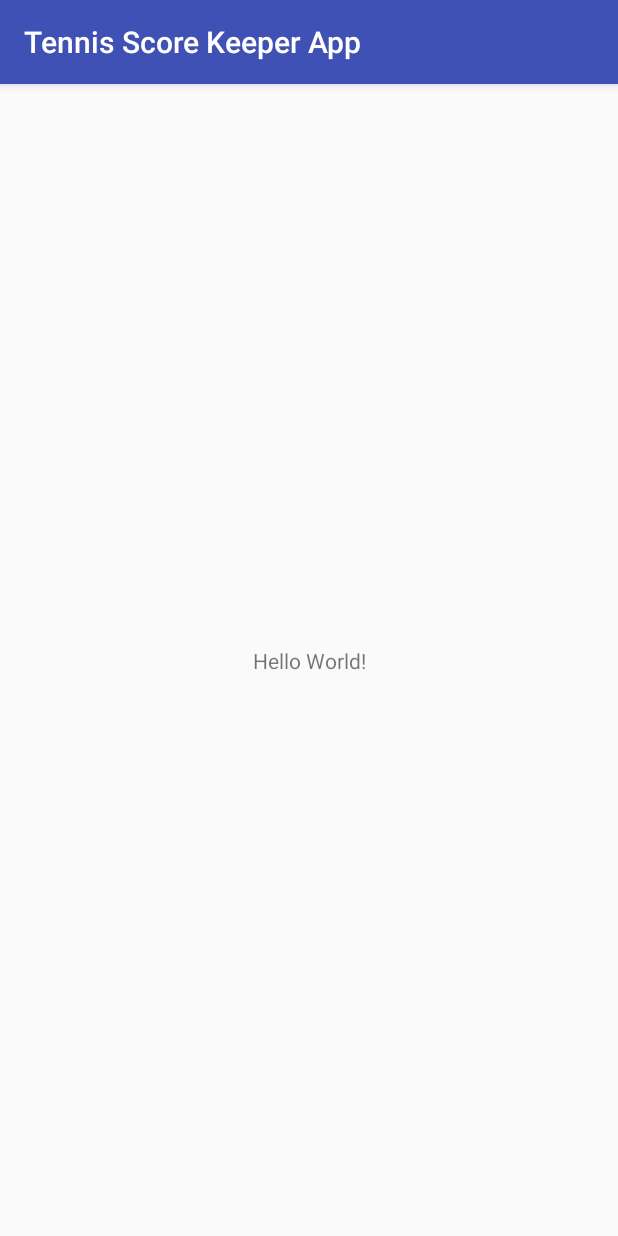
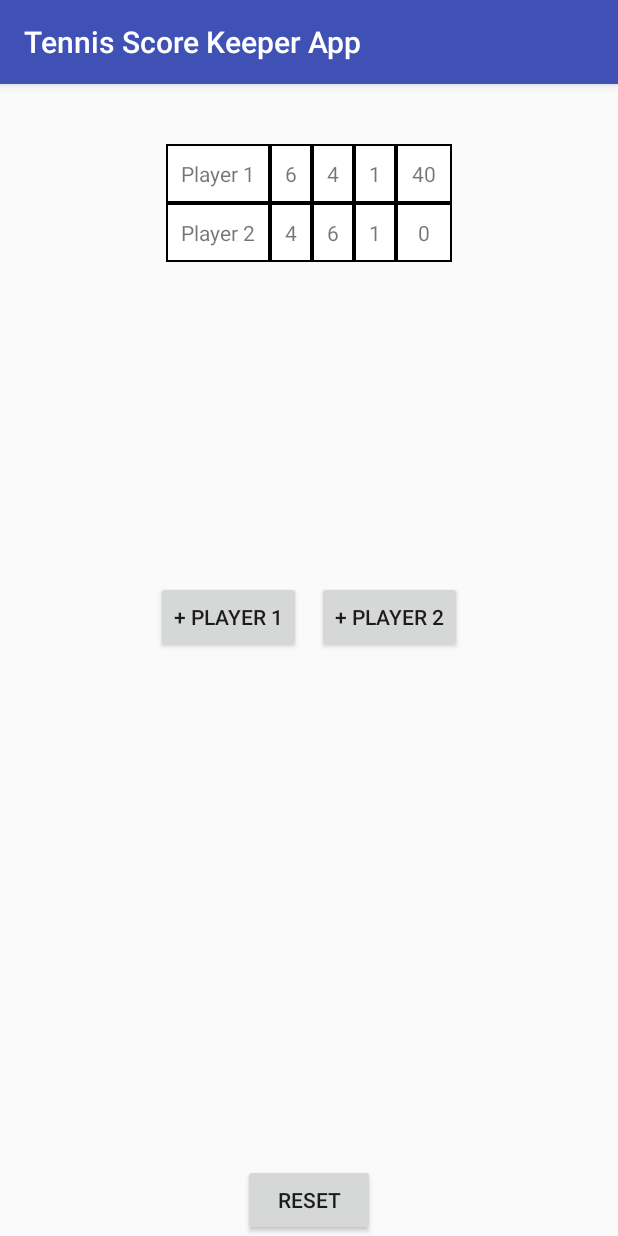
Before and after one commit to lehone-hp/TennisScoreKeeperApp, an Android app: the screen it shows after launch (MainActivity), on a phone screen of 412 x 824 dp. Run offline under Robolectric (Android 15) with nearby library versions, the phone set to English and light mode, and no system bars.

Commit message:
Initial Layout design

```diff
--- /dev/null
+++ b/app/src/main/java/com/example/lehone/tennisscorekeeperapp/api/Player.java
@@ -0,0 +1,78 @@
+package com.example.lehone.tennisscorekeeperapp.api;
+
+public class Player {
+
+    private String name;
+    private int[] setScores;
+    private int gameScore;
+    private int currentSet;
+
+    private static int currentGame = 0;
+
+    public Player() {
+        setScores = new int[3];
+        gameScore = 0;
+        currentSet = 0;
+        currentGame++;
+    }
+
+    public int getCurrentSetScore() {
+        return setScores[currentSet];
+    }
+
+    public void setCurrentSetScore(int setScore) {
+        setScores[currentSet] = setScore;
+    }
+
+    public String getName() {
+        return name;
+    }
+
+    public void setName(String name) {
+        this.name = name;
+    }
+
+    public int[] getSetScores() {
+        return setScores;
+    }
+
+    public void setSetScores(int[] setScores) {
+        this.setScores = setScores;
+    }
+
+    public int getGameScore() {
+        return gameScore;
+    }
+
+    public void incrementGame() {
+        switch (gameScore){
+            case 0:
+                gameScore = 15;
+                break;
+
+            case 15:
+                gameScore = 30;
+                break;
+
+            case 30:
+                gameScore = 40;
+                break;
+
+            case 40:
+                gameScore = 50;
+                break;
+
+            case 50:
+                gameScore = 0;
+                break;
+        }
+    }
+
+    public static int getCurrentGame() {
+        return currentGame;
+    }
+
+    public static void setCurrentGame(int currentGame) {
+        Player.currentGame = currentGame;
+    }
+}
--- /dev/null
+++ b/app/src/main/res/drawable/back.xml
@@ -0,0 +1,5 @@
+<?xml version="1.0" encoding="utf-8"?>
+<shape xmlns:android="http://schemas.android.com/apk/res/android" android:shape="rectangle" >
+    <solid android:color="@android:color/white" />
+    <stroke android:width="1dip" android:color="#000000"/>
+</shape>
--- a/app/src/main/res/layout/activity_main.xml
+++ b/app/src/main/res/layout/activity_main.xml
@@ -1,18 +1,152 @@
-<?xml version="1.0" encoding="utf-8"?>
-<android.support.constraint.ConstraintLayout xmlns:android="http://schemas.android.com/apk/res/android"
-    xmlns:app="http://schemas.android.com/apk/res-auto"
-    xmlns:tools="http://schemas.android.com/tools"
+<LinearLayout xmlns:android="http://schemas.android.com/apk/res/android"
+    android:layout_height="match_parent"
     android:layout_width="match_parent"
-    android:layout_height="match_parent"
-    tools:context=".MainActivity">
+    android:orientation="vertical">
 
-    <TextView
+    <RelativeLayout xmlns:android="http://schemas.android.com/apk/res/android"
+        android:layout_width="match_parent"
+        android:layout_height="wrap_content"
+        android:layout_marginTop="60px"
+        android:orientation="vertical"
+        android:layout_weight="1">
+
+        <RelativeLayout xmlns:android="http://schemas.android.com/apk/res/android"
+            android:layout_width="wrap_content"
+            android:layout_height="wrap_content"
+            android:layout_centerHorizontal="true">
+
+            <TextView
+                android:id="@+id/player1_name"
+                android:layout_width="wrap_content"
+                android:layout_height="wrap_content"
+                android:background="@drawable/back"
+                android:padding="10dp"
+                android:text="Player 1"/>
+
+            <TextView
+                android:id="@+id/player1_set1"
+                android:layout_width="wrap_content"
+                android:layout_height="wrap_content"
+                android:layout_toRightOf="@id/player1_name"
+                android:background="@drawable/back"
+                android:padding="10dp"
+                android:text="6" />
+
+            <TextView
+                android:id="@+id/player1_set2"
+                android:layout_width="wrap_content"
+                android:layout_height="wrap_content"
+                android:layout_toRightOf="@id/player1_set1"
+                android:background="@drawable/back"
+                android:padding="10dp"
+                android:text="4" />
+
+            <TextView
+                android:id="@+id/player1_set3"
+                android:layout_width="wrap_content"
+                android:layout_height="wrap_content"
+                android:layout_toRightOf="@+id/player1_set2"
+                android:background="@drawable/back"
+                android:padding="10dp"
+                android:text="1" />
+
+            <TextView
+                android:id="@+id/player1_game"
+                android:layout_width="37dp"
+                android:layout_height="wrap_content"
+                android:layout_toRightOf="@id/player1_set3"
+                android:background="@drawable/back"
+                android:padding="10dp"
+                android:text="40"
+                android:textAlignment="center" />
+
+            <TextView
+                android:id="@+id/player2_name"
+                android:layout_below="@id/player1_name"
+                android:layout_width="wrap_content"
+                android:layout_height="wrap_content"
+                android:background="@drawable/back"
+                android:padding="10dp"
+                android:text="Player 2" />
+
+            <TextView
+                android:id="@+id/player2_set1"
+                android:layout_width="wrap_content"
+                android:layout_height="wrap_content"
+                android:layout_below="@id/player1_set1"
+                android:layout_toRightOf="@id/player2_name"
+                android:background="@drawable/back"
+                android:padding="10dp"
+                android:text="4" />
+
+            <TextView
+                android:id="@+id/player2_set2"
+                android:layout_width="wrap_content"
+                android:layout_height="wrap_content"
+                android:layout_below="@id/player1_set2"
+                android:layout_toRightOf="@id/player2_set1"
+                android:background="@drawable/back"
+                android:padding="10dp"
+                android:text="6" />
+
+            <TextView
+                android:id="@+id/player2_set3"
+                android:layout_width="wrap_content"
+                android:layout_height="wrap_content"
+                android:layout_below="@id/player1_set3"
+                android:layout_toRightOf="@+id/player2_set2"
+                android:background="@drawable/back"
+                android:padding="10dp"
+                android:text="1" />
+
+            <TextView
+                android:id="@+id/player2_game"
+                android:layout_width="37dp"
+                android:layout_height="wrap_content"
+                android:layout_below="@id/player1_game"
+                android:layout_toRightOf="@id/player2_set3"
+                android:background="@drawable/back"
+                android:padding="10dp"
+                android:text="0"
+                android:textAlignment="center" />
+        </RelativeLayout>
+
+    </RelativeLayout>
+
+    <LinearLayout xmlns:android="http://schemas.android.com/apk/res/android"
+        android:layout_height="wrap_content"
         android:layout_width="wrap_content"
-        android:layout_height="wrap_content"
-        android:text="Hello World!"
-        app:layout_constraintBottom_toBottomOf="parent"
-        app:layout_constraintLeft_toLeftOf="parent"
-        app:layout_constraintRight_toRightOf="parent"
-        app:layout_constraintTop_toTopOf="parent" />
+        android:layout_marginTop="24px"
+        android:layout_gravity="center"
+        android:orientation="horizontal"
+        android:layout_weight="1">
 
-</android.support.constraint.ConstraintLayout>
+        <Button
+            android:layout_width="wrap_content"
+            android:layout_height="wrap_content"
+            android:layout_margin="8px"
+            android:text="+ Player 1"/>
+
+        <Button
+            android:layout_width="wrap_content"
+            android:layout_height="wrap_content"
+            android:layout_margin="8px"
+            android:text="+ Player 2"/>
+    </LinearLayout>
+
+    <RelativeLayout
+        android:layout_width="match_parent"
+        android:layout_height="0dp"
+        android:layout_weight="1">
+
+        <Button
+            android:layout_width="wrap_content"
+            android:layout_height="wrap_content"
+            android:layout_marginBottom="0dp"
+            android:text="Reset"
+            android:layout_alignParentBottom="true"
+            android:layout_centerHorizontal="true"/>
+
+    </RelativeLayout>
+
+</LinearLayout>
```
Also changed, not shown: app/src/main/res/mipmap-hdpi/ic_launcher.png, app/src/main/res/mipmap-mdpi/ic_launcher.png, app/src/main/res/mipmap-xhdpi/ic_launcher.png, app/src/main/res/mipmap-xxhdpi/ic_launcher.png, app/src/main/res/mipmap-xxxhdpi/ic_launcher.png, 1 other file.
